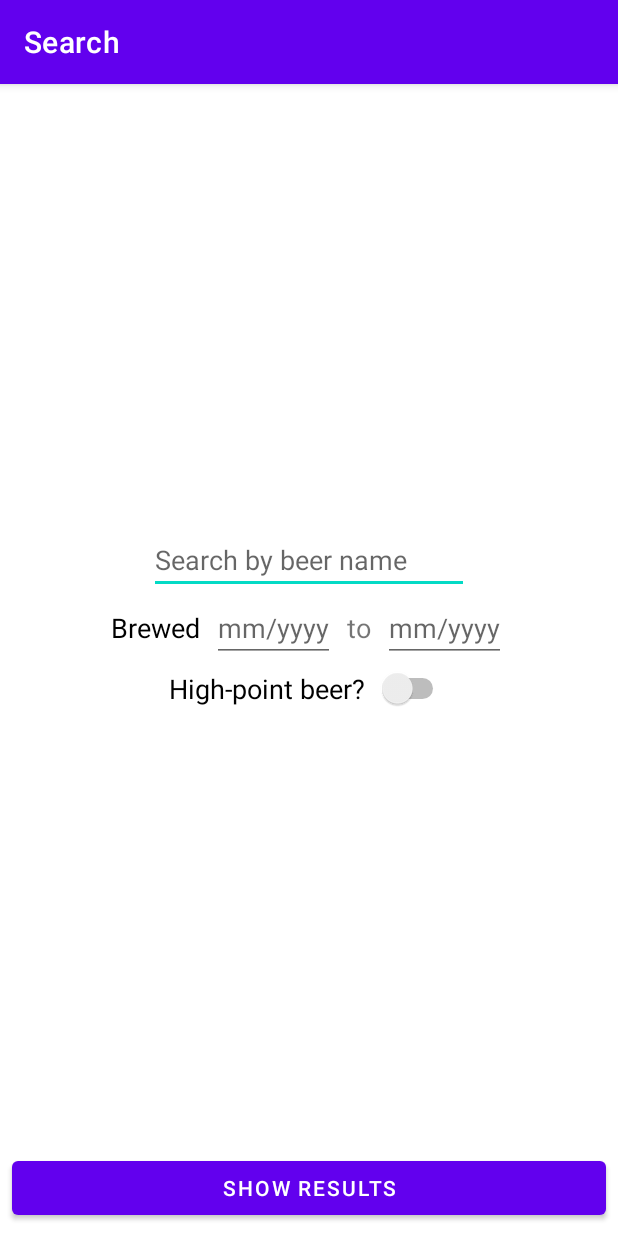
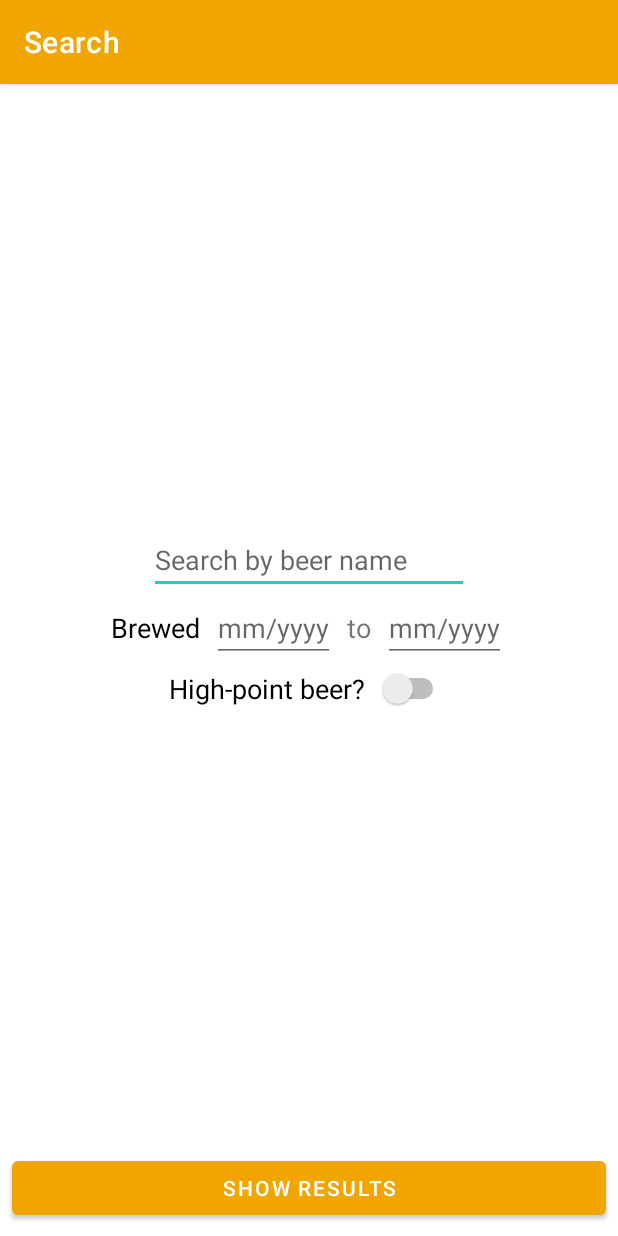
Before and after one commit to kreaselee/COMP371-homework2, an Android app: the SecondActivity screen opened directly, with no data from a screen before it, on a phone screen of 412 x 824 dp. Run offline under Robolectric (Android 15) with nearby library versions, the phone set to English and light mode, and no system bars; libraries missing offline, so code that uses them is left out: com.loopj.android, cz.msebera.android.

Commit message:
Changed colors

```diff
--- a/app/src/main/res/values-night/themes.xml
+++ b/app/src/main/res/values-night/themes.xml
@@ -2,8 +2,8 @@
     <!-- Base application theme. -->
     <style name="Theme.Homework2" parent="Theme.MaterialComponents.DayNight.DarkActionBar">
         <!-- Primary brand color. -->
-        <item name="colorPrimary">@color/purple_200</item>
-        <item name="colorPrimaryVariant">@color/purple_700</item>
+        <item name="colorPrimary">@color/yellow</item>
+        <item name="colorPrimaryVariant">@color/brown</item>
         <item name="colorOnPrimary">@color/black</item>
         <!-- Secondary brand color. -->
         <item name="colorSecondary">@color/teal_200</item>
--- a/app/src/main/res/values/colors.xml
+++ b/app/src/main/res/values/colors.xml
@@ -7,4 +7,7 @@
     <color name="teal_700">#FF018786</color>
     <color name="black">#FF000000</color>
     <color name="white">#FFFFFFFF</color>
+
+    <color name="brown">#4a3933</color>
+    <color name="yellow">#f0a500</color>
 </resources>
--- a/app/src/main/res/values/themes.xml
+++ b/app/src/main/res/values/themes.xml
@@ -2,8 +2,8 @@
     <!-- Base application theme. -->
     <style name="Theme.Homework2" parent="Theme.MaterialComponents.DayNight.DarkActionBar">
         <!-- Primary brand color. -->
-        <item name="colorPrimary">@color/purple_500</item>
-        <item name="colorPrimaryVariant">@color/purple_700</item>
+        <item name="colorPrimary">@color/yellow</item>
+        <item name="colorPrimaryVariant">@color/brown</item>
         <item name="colorOnPrimary">@color/white</item>
         <!-- Secondary brand color. -->
         <item name="colorSecondary">@color/teal_200</item>
```
